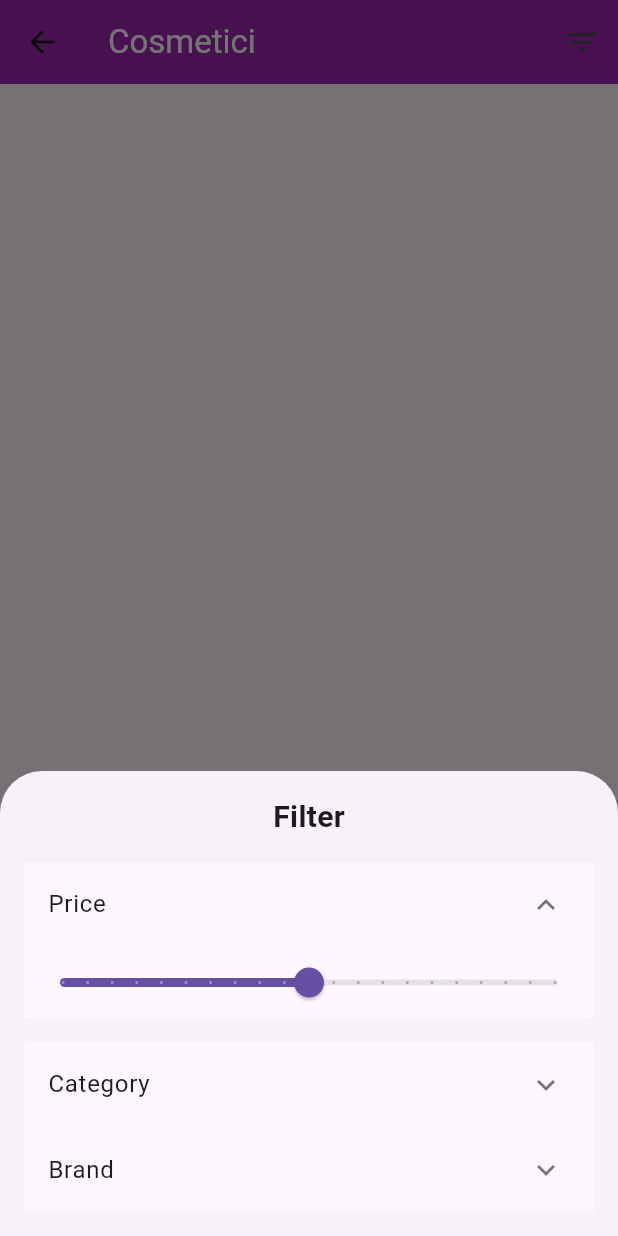
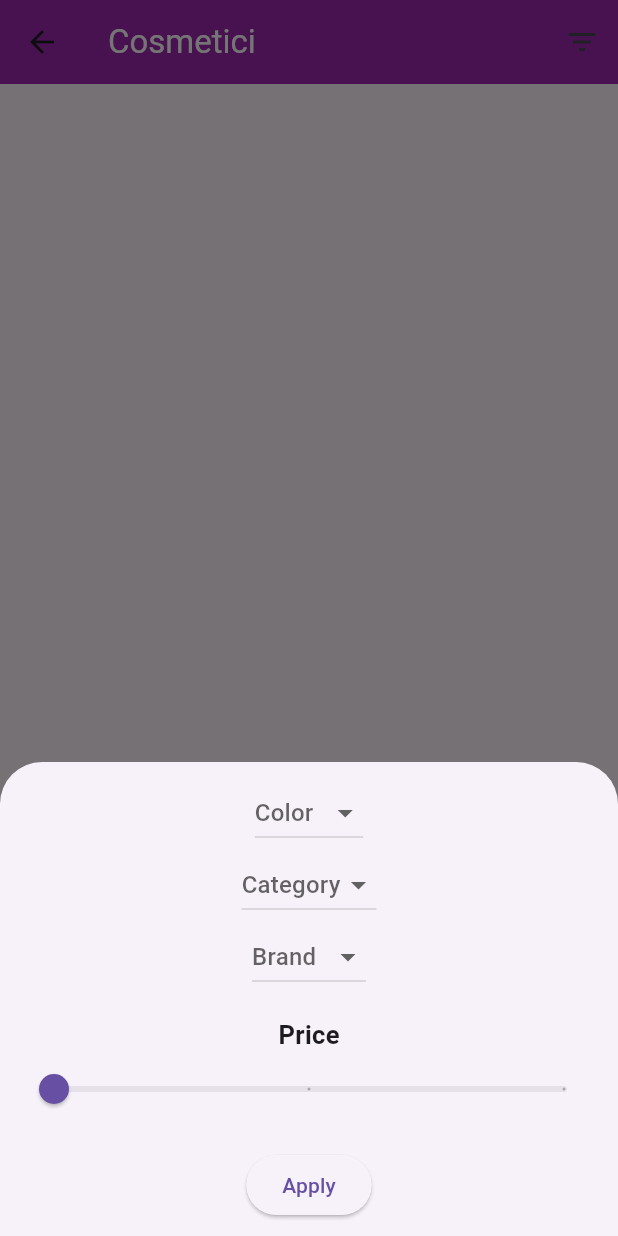
Before and after one commit to Pollo133/Cosmetici, a Flutter app: the ShowProducts screen opened directly with empty values, after a tap on the "filter list" icon, on a phone screen of 412 x 824 dp. Run offline on Flutter 3.47's test engine with Material 3 defaults, Android fonts, the phone set to English and light mode, and no system bars; network calls fail.

Commit message:
implementazione filtri

```diff
--- a/lib/categoria.dart
+++ b/lib/categoria.dart
@@ -1,5 +1,3 @@
-import 'dart:ui';
-
 class CategoryA{
   String? _linkImage;
   String? _categoryName;
--- a/lib/detailProdotto.dart
+++ b/lib/detailProdotto.dart
@@ -1,6 +1,7 @@
-import 'package:cosmetici/prodotto.dart';
+
 import 'package:flutter/cupertino.dart';
 import 'package:flutter/material.dart';
+import 'prodotto.dart';
 
 
 class ShowDetails extends StatelessWidget{
--- a/lib/productItem.dart
+++ b/lib/productItem.dart
@@ -1,7 +1,7 @@
 
-import 'package:cosmetici/prodotto.dart';
 import 'package:flutter/cupertino.dart';
 import 'package:flutter/material.dart';
+import 'prodotto.dart';
 
 
 class ProductItem extends StatelessWidget {
--- a/lib/visualizzaProdotti.dart
+++ b/lib/visualizzaProdotti.dart
@@ -1,120 +1,186 @@
-import 'package:cosmetici/prodotto.dart';
+
 import 'package:flutter/cupertino.dart';
 import 'package:flutter/material.dart';
 import 'detailProdotto.dart';
+import 'prodotto.dart';
 import 'productItem.dart';
 
-class ShowProducts extends StatelessWidget{
 
+class ShowProducts extends StatefulWidget {
   List<Prodotto> products;
+
   ShowProducts({super.key, required this.products});
-  //ShowProducts({Key? key, this}) : super(key: key);
+
+  @override
+  _ShowProductsState createState() => _ShowProductsState();
+}
+
+class _ShowProductsState extends State<ShowProducts> {
+  String? _selectedColor;
+  String? _selectedCategory;
+  List<String> _selectedBrands = [];
+  double _currentPrice = 10;
 
   @override
   Widget build(BuildContext context) {
-    // print(products[0]);
     return Scaffold(
-        appBar: AppBar(title: const Text("Cosmetici", style: TextStyle(color: Colors.white)),
-    actions: [IconButton(icon: Icon(Icons.filter_list),
-    onPressed: () {showFilterDialog(context);},),],
-    backgroundColor: Colors.purple,),
-    body:
-    GridView.builder(
+      appBar: AppBar(
+        title: const Text("Cosmetici", style: TextStyle(color: Colors.white)),
+        actions: [
+          IconButton(
+            icon: Icon(Icons.filter_list),
+            onPressed: () {
+              showFilter(context);
+            },
+          ),
+        ],
+        backgroundColor: Colors.purple,
+      ),
+      body: GridView.builder(
         gridDelegate: SliverGridDelegateWithMaxCrossAxisExtent(
-    maxCrossAxisExtent: 200.0, // Larghezza massima per ogni elemento
-    mainAxisSpacing: 10.0, // Spazio tra le righe
-    crossAxisSpacing: 10.0, // Spazio tra le colonne
-    childAspectRatio: 0.75, // Rapporto tra altezza e larghezza di ogni elemento
+          maxCrossAxisExtent: 200.0,
+          mainAxisSpacing: 10.0,
+          crossAxisSpacing: 10.0,
+          childAspectRatio: 0.75,
         ),
         padding: EdgeInsets.all(10.0),
-    itemCount: products.length,
+        itemCount: widget.products.length,
         itemBuilder: (context, index) {
           return GestureDetector(
             onTap: () {
-    Navigator.push(context, MaterialPageRoute(builder: (context) => ShowDetails(product: products[index])));
+              Navigator.push(
+                  context,
+                  MaterialPageRoute(
+                      builder: (context) =>
+                          ShowDetails(product: widget.products[index])));
             },
             child: ProductItem(
-    product: products[index],
+              product: widget.products[index],
             ),
           );
         },
-    ),);
+      ),
+    );
+  }
 
-  }
-}
-void showFilterDialog(BuildContext context) {
+  void showFilter(BuildContext context) {
     showModalBottomSheet(
       context: context,
       builder: (BuildContext context) {
         return Container(
-        padding: EdgeInsets.all(16.0),
+          padding: EdgeInsets.all(10.0),
           child: Column(
             mainAxisSize: MainAxisSize.min,
             children: [
-            Text(
-              'Filter',
-              style: TextStyle(
-                fontSize: 20.0,
-                fontWeight: FontWeight.bold,
+              DropdownButton<String>(
+                hint: Text('Color'),
+                value: _selectedColor,
+                onChanged: (value) {
+                  setState(() {
+                    _selectedColor = value!;
+                  });
+                },
+                items: [
+                  DropdownMenuItem(
+                    child: Text('None'),
+                    value: 'None',
                   ),
+                  DropdownMenuItem(
+                    child: Text('Color1'),
+                    value: 'Color1',
                   ),
-            SizedBox(height: 16.0),
-            ExpansionPanelList(
-              elevation: 0,
-              dividerColor: Colors.transparent,
-              expandedHeaderPadding: EdgeInsets.all(0),
-              expansionCallback: (int index, bool isExpanded) {},
-              children: [
-                ExpansionPanel(
-                  headerBuilder: (BuildContext context, bool isExpanded) {
-                    return ListTile(
-                      title: Text('Price'),
-                    );
-                  },
-                  body: Column(
-                    children: [
-                      Slider(
-                        min: 0,
-                        max: 200,
-                        divisions: 20,
-                        label: 'Price',
-                        onChanged: (value) {
-                          // Gestisci il valore dello slider per il prezzo
-                        },
-                        value: 100, // Valore predefinito
+                  DropdownMenuItem(
+                    child: Text('Color2'),
+                    value: 'Color2',
                   ),
                 ],
               ),
-                  isExpanded: true,
+
+              DropdownButton<String>(
+                hint: Text('Category'),
+                value: _selectedCategory,
+                onChanged: (value) {
+                  setState(() {
+                    _selectedCategory = value!;
+                  });
+                },
+                items: [
+                  DropdownMenuItem(
+                    child: Text('None'),
+                    value: 'None',
                   ),
-                ExpansionPanel(
-                  headerBuilder: (BuildContext context, bool isExpanded) {
-                    return ListTile(
-                      title: Text('Category'),
+                  DropdownMenuItem(
+                    child: Text('Primo'), value: 'Primo',),
+                  DropdownMenuItem(
+                    child: Text('Secondo'), value: 'Secondo',),
+                  DropdownMenuItem(
+                    child: Text('Terzo'), value: 'Terzo',),
+                ],
+              ),
+
+              DropdownButton<String>(
+                hint: Text('Brand'),
+                value: _selectedBrands.isNotEmpty ? _selectedBrands.first : null,
+                onChanged: (value) {
+                  setState(() {
+                    if (_selectedBrands!.contains(value!)) {
+                      _selectedBrands.remove(value);
+                    }
+                    else {
+                      _selectedBrands.add(value!);
+                    }
+                  });
+                },
+                items: [
+                  DropdownMenuItem(
+                    child: Text('None'),
+                    value: 'None',
+                  ),
+                  DropdownMenuItem(
+                    child: Text('Brand1'),
+                    value: 'Brand1',),
+                  DropdownMenuItem(
+                    child: Text('Brand2'), value: 'Brand2',),
+                  DropdownMenuItem(
+                    child: Text('Brand3'), value: 'Brand3',),
+                ],
+              ),
+              SizedBox(height: 16.0),
+              Text('Price', style: TextStyle(fontSize: 17, fontWeight: FontWeight.bold),),
+              Slider(
+                min: 0,
+                max: 50,
+                divisions: 2,
+                label: '\$${_currentPrice.toStringAsFixed(0)}',
+                onChanged: (value) {
+                  setState(() {
+                    _currentPrice = value;
+                  });
+                },
+                value: _currentPrice,
+              ),
+
+              SizedBox(height: 16.0),
+              ElevatedButton(
+                onPressed: () {
+                  List<Prodotto> filteredProducts = widget.products.where((product) {
+                    return (product.colori == _selectedColor || _selectedColor == null || _selectedColor == '') &&
+                        (product.category == _selectedCategory || _selectedCategory == null || _selectedCategory == '') &&
+                        (_selectedBrands.isEmpty || _selectedBrands.contains(product.brand)) ;
+                    //&& product.price <= _currentPrice;
+                  }).toList();
+
+                  Navigator.push(
+                    context,
+                    MaterialPageRoute(
+                      builder: (context) => ShowProducts(products: filteredProducts),
+                    ),
                   );
                 },
-                  body: Column(
-                    children: [
-                      // Aggiungi qui un dropdown o altri controlli per selezionare la categoria
-                    ],
+                child: Text('Apply'),
               ),
-                  isExpanded: false,
-                ),
-                ExpansionPanel(
-                  headerBuilder: (BuildContext context, bool isExpanded) {
-                    return ListTile(
-                      title: Text('Brand'),
-                    );
-                  },
-                  body: Column(
-                    children: [
-                      // Aggiungi qui un dropdown o altri controlli per selezionare il brand
-                    ],
-                  ),
-                  isExpanded: false,
-                ),
-              ],
-            ),
+
+
             ],
           ),
         );
@@ -122,28 +188,4 @@ void showFilterDialog(BuildContext context) {
     );
   }
 
-//button navigation bar flutter
-//segmented button flutter
-
-/*Future findProduct(String productType) async{
-
-  const dominio = 'makeup-api.herokuapp.com';
-  const percorsoFile = '/api/v1/products.json';
-
-  Map<String, dynamic> parametri = {'product_type': productType}; //dynamic perchè non so che variabile passo
-  Uri uri = Uri.https(dominio, percorsoFile, parametri);
-  //print(uri);
-  http.get(uri).then((result) {
-    final productsMap = json.decode(result.body);
-
-
-      //print(result.body);
-    setState(() {
-      products = productsMap.map<Prodotto>((var productMap) => Prodotto.fromJson(productMap)).toList();
-      this.products = products;
-    });
-
-      //Navigator.push(context, MaterialPageRoute(builder: (context) => ShowProducts(products: products),),);
-
-  });
-}*/
+}
```
Also changed, not shown: lib/main.dart (+0 -7 lines), lib/prodotto.dart (line endings or trailing spaces). Lines whose indentation alone changed are shown as unchanged.
